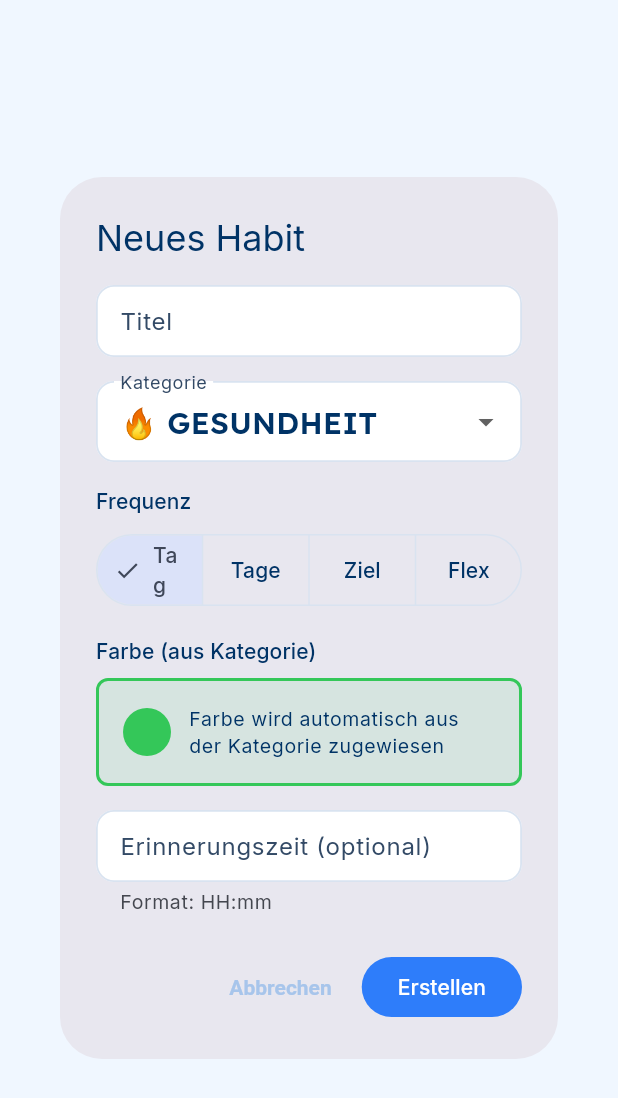
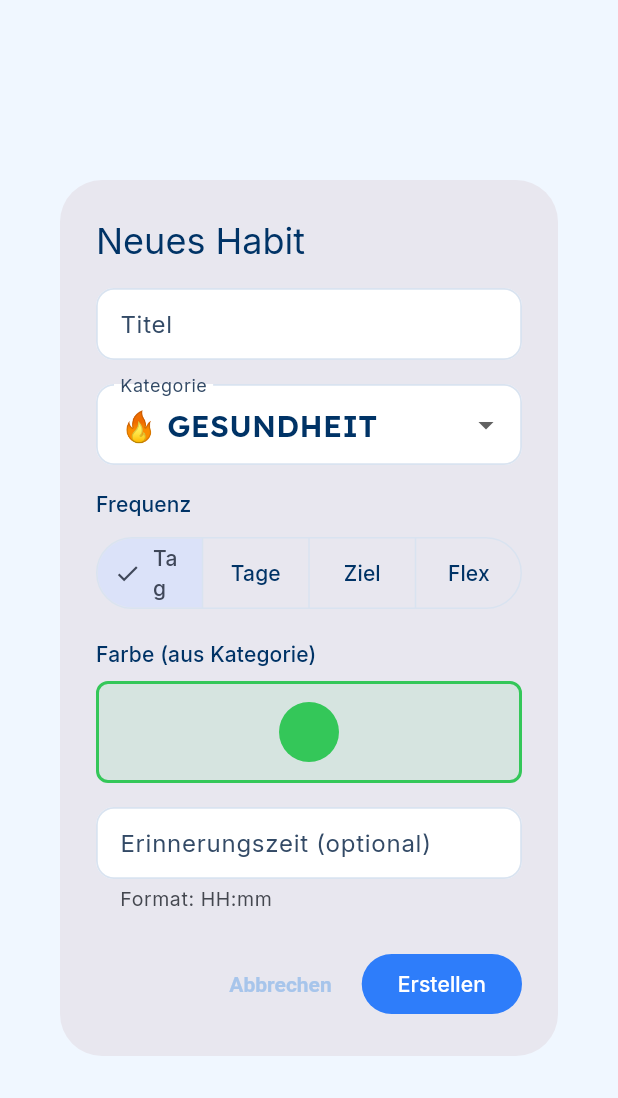
Before and after one commit to AlexBuchnerTeacher/reflecto, a Flutter app: the HabitDialog widget shown alone on an empty page, opened directly, on a phone screen of 412 x 824 dp. Shown: the top 1098 px of the screen. Run offline on Flutter 3.47's test engine with Material 3 defaults, Android fonts, the phone set to English and light mode, and no system bars; our stand-ins replace cloud_firestore, firebase_auth, firebase_core, flutter_markdown, flutter_riverpod, google_fonts and 2 more; accounts and stored records are empty; statements that could not run were skipped.

Commit message:
refactor: remove redundant color assignment text, show only color preview

```diff
--- a/lib/features/habits/widgets/habit_dialog.dart
+++ b/lib/features/habits/widgets/habit_dialog.dart
@@ -280,7 +280,7 @@ class _HabitDialogState extends ConsumerState<HabitDialog> {
               Text('Farbe (aus Kategorie)', style: theme.textTheme.titleSmall),
               const SizedBox(height: ReflectoSpacing.s8),
               Container(
-                padding: const EdgeInsets.all(16),
+                padding: const EdgeInsets.all(12),
                 decoration: BoxDecoration(
                   color: CategoryColors.hexToColor(
                     _color,
@@ -291,24 +291,15 @@ class _HabitDialogState extends ConsumerState<HabitDialog> {
                     width: 2,
                   ),
                 ),
-                child: Row(
-                  children: [
-                    Container(
-                      width: 32,
-                      height: 32,
-                      decoration: BoxDecoration(
-                        color: CategoryColors.hexToColor(_color),
-                        shape: BoxShape.circle,
-                      ),
+                child: Center(
+                  child: Container(
+                    width: 40,
+                    height: 40,
+                    decoration: BoxDecoration(
+                      color: CategoryColors.hexToColor(_color),
+                      shape: BoxShape.circle,
                     ),
-                    const SizedBox(width: 12),
-                    Expanded(
-                      child: Text(
-                        'Farbe wird automatisch aus der Kategorie zugewiesen',
-                        style: theme.textTheme.bodySmall,
-                      ),
-                    ),
-                  ],
+                  ),
                 ),
               ),
               const SizedBox(height: ReflectoSpacing.s16),
```
